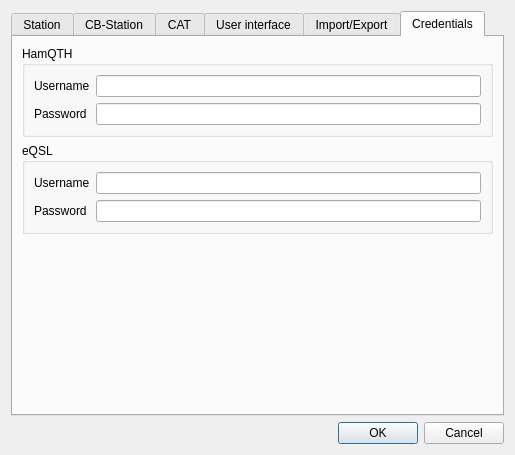
Old version of the form ui_files/DragonLog_Settings.ui in the repository gitandy/DragonLog.
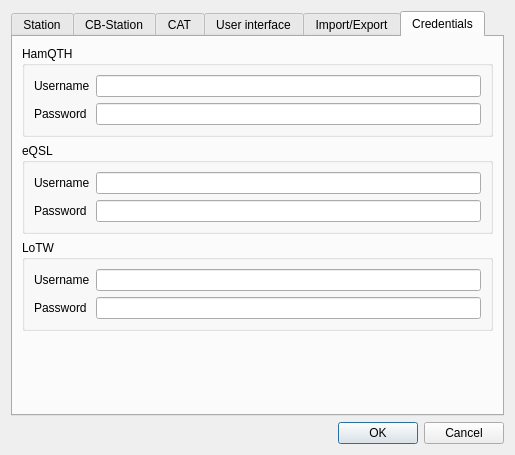
New version of the form. The open tabs and pages were chosen to show the change.

Commit message: Username/Password settings for LoTW

Diff of the .ui file:
```diff
--- a/ui_files/DragonLog_Settings.ui
+++ b/ui_files/DragonLog_Settings.ui
@@ -947,6 +947,42 @@
          </layout>
         </widget>
        </item>
+       <item>
+        <widget class="QGroupBox" name="groupBox_8">
+         <property name="toolTip">
+          <string>Credentials for LoTW online account not for the certificate</string>
+         </property>
+         <property name="title">
+          <string>LoTW</string>
+         </property>
+         <layout class="QFormLayout" name="formLayout_6">
+          <item row="0" column="0">
+           <widget class="QLabel" name="label_22">
+            <property name="text">
+             <string>Username</string>
+            </property>
+           </widget>
+          </item>
+          <item row="0" column="1">
+           <widget class="QLineEdit" name="lotwUserLineEdit"/>
+          </item>
+          <item row="1" column="0">
+           <widget class="QLabel" name="label_21">
+            <property name="text">
+             <string>Password</string>
+            </property>
+           </widget>
+          </item>
+          <item row="1" column="1">
+           <widget class="QLineEdit" name="lotwPasswdLineEdit">
+            <property name="echoMode">
+             <enum>QLineEdit::PasswordEchoOnEdit</enum>
+            </property>
+           </widget>
+          </item>
+         </layout>
+        </widget>
+       </item>
        <item>
         <spacer name="verticalSpacer_9">
          <property name="orientation">
```
The commit also changes 2 other files.
